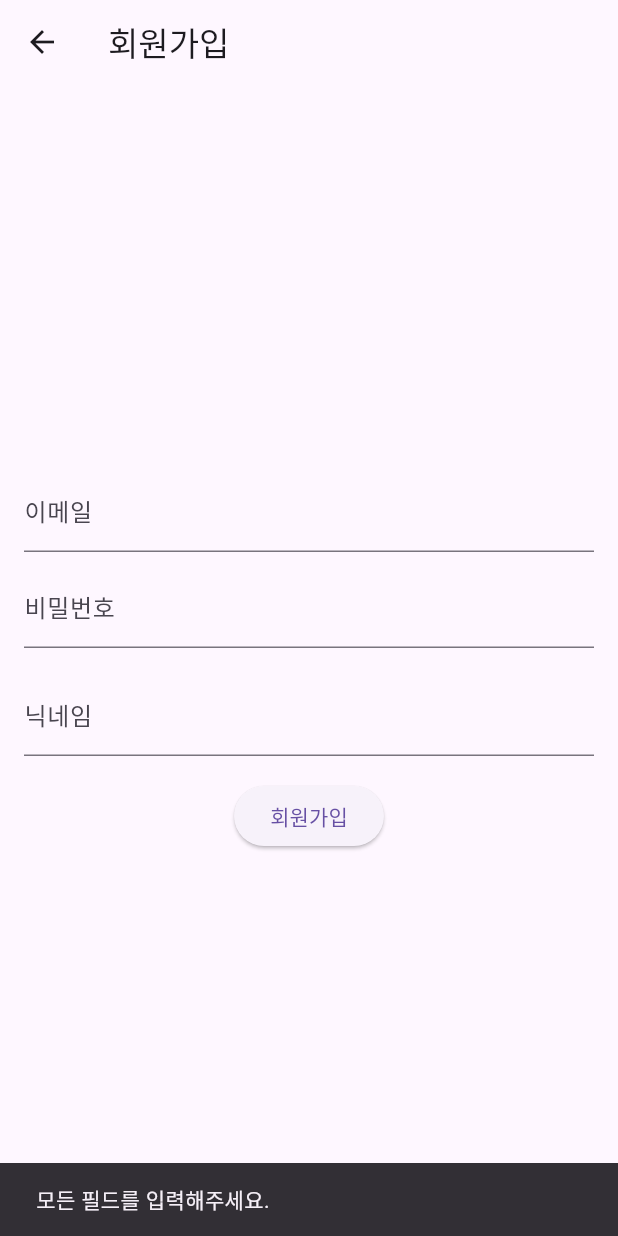
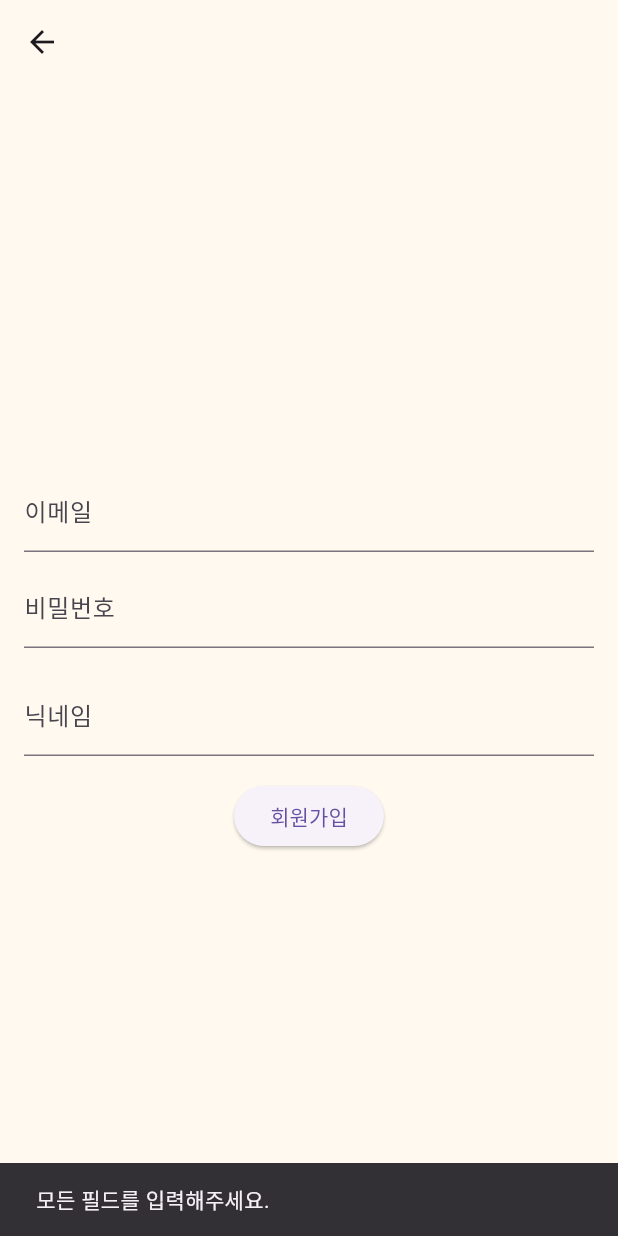
Before and after one commit to 20211066/Community, a Flutter app: the RegisterPage screen opened directly, after a tap on "회원가입", on a phone screen of 412 x 824 dp. Run offline on Flutter 3.47's test engine with Material 3 defaults, Android fonts, the phone set to English and light mode, and no system bars; our stand-ins replace cloud_firestore, firebase_auth, firebase_core, firebase_storage, geolocator, google_sign_in and 3 more; missing offline and left inert: flutter_naver_login, flutter_naver_map; accounts and stored records are empty.

Commit message:
Update registerPage.dart

```diff
--- a/lib/registerPage.dart
+++ b/lib/registerPage.dart
@@ -14,13 +14,6 @@ class _RegisterPageState extends State<RegisterPage> {
   final AuthService _authService = AuthService();
 
   String? _errorMessage;
-
-  // 이메일 형식 검증 함수
-  bool _isValidEmail(String email) {
-    final emailRegex = RegExp(
-        r'^[a-zA-Z0-9]+@[a-zA-Z0-9.-]+\.[a-zA-Z]{2,}$');
-    return emailRegex.hasMatch(email);
-  }
 
   // 회원가입 함수
   Future<void> _register() async {
@@ -39,18 +32,6 @@ class _RegisterPageState extends State<RegisterPage> {
         return;
       }
 
-      if (!_isValidEmail(email)) {
-        ScaffoldMessenger.of(context).showSnackBar(
-          SnackBar(content: Text("제대로 된 이메일 형식이 아닙니다.")),
-        );
-        return;
-      }
-
-      if(password.length < 6){
-        ScaffoldMessenger.of(context).showSnackBar(
-            SnackBar(content: Text("비밀번호를 6자리 이상 입력하시오.")
-            ));
-      }
       // 회원가입 처리 (AuthService의 registerUser 호출)
       User? user = await _authService.registerUser(nickName, email, password);
 
@@ -60,16 +41,19 @@ class _RegisterPageState extends State<RegisterPage> {
       }
     } catch (e) {
       setState(() {
-        ScaffoldMessenger.of(context).showSnackBar(SnackBar(content: Text("회원가입 실패.")));
+        _errorMessage = "회원가입 실패: ${e.toString()}";
       });
+      print("회원가입 실패: $e");
     }
   }
 
   @override
   Widget build(BuildContext context) {
     return Scaffold(
-      appBar: AppBar(title: Text('회원가입')),
+      appBar: AppBar(backgroundColor: Color(0xFFFFF9EF),),
+      backgroundColor: Color(0xFFFFF9EF),
       body: Padding(
+
         padding: const EdgeInsets.all(16.0),
         child: Column(
           mainAxisAlignment: MainAxisAlignment.center,
```
